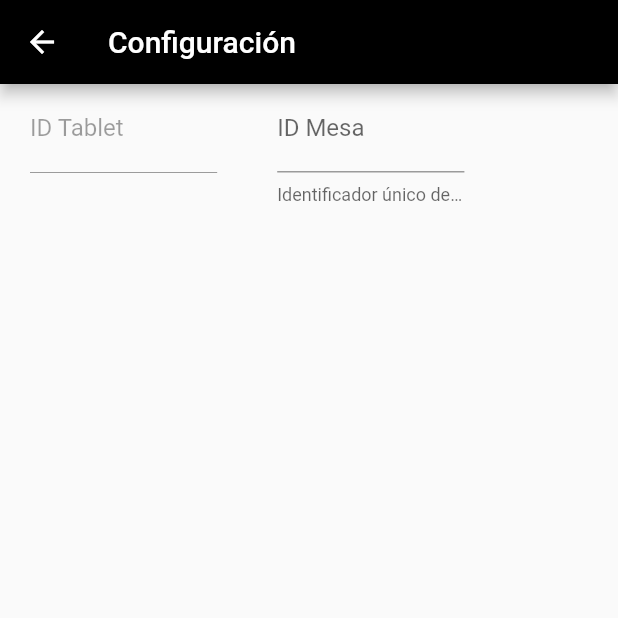
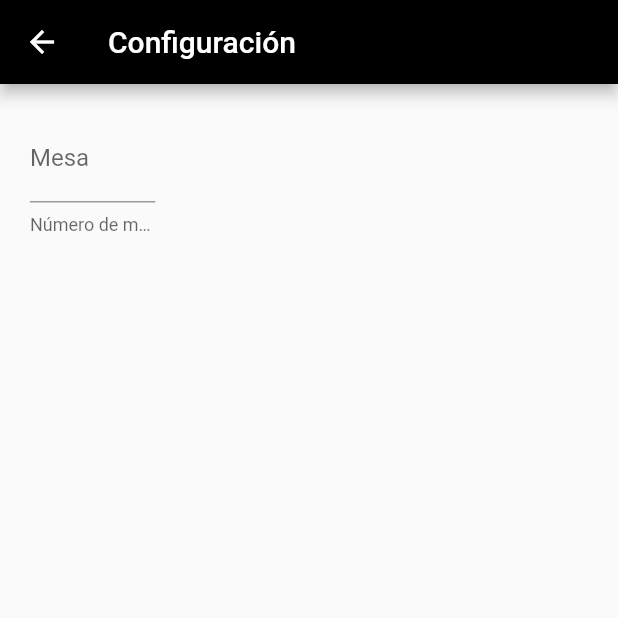
Before and after one commit to jesusdja/rest_app, a Flutter app: the ConfigPage screen opened by its route, on a phone screen of 412 x 824 dp, the top half of it. Run offline on Flutter 3.47's test engine with Material 2 defaults, Android fonts, the phone set to English and light mode, and no system bars; our stand-ins replace device_info.

Commit message:
Login Layout - IdDsipositivo

```diff
--- a/lib/main.dart
+++ b/lib/main.dart
@@ -3,6 +3,7 @@ import 'package:flutter/material.dart';
 import 'package:rest_app/src/pages/home_page.dart';
 import 'package:rest_app/src/pages/config_page.dart';
 import 'package:rest_app/src/pages/catalogo_page.dart';
+import 'package:rest_app/src/pages/prueba_page.dart';
 
 
 void main() {
@@ -24,6 +25,7 @@ class RestApp extends StatelessWidget {
           'home'     : ( BuildContext context ) => HomePage(),
           'config'     : ( BuildContext context ) => ConfigPage(),
           'catalogo'     : ( BuildContext context ) => CatalogoPage(),
+          'prueba'     : ( BuildContext context ) => PruebaPage(),
 
         },
         theme: ThemeData(
--- a/lib/src/pages/config_page.dart
+++ b/lib/src/pages/config_page.dart
@@ -1,16 +1,11 @@
 import 'package:flutter/material.dart';
-import 'dart:io';
-import 'package:device_info/device_info.dart';
-
-
 
 class ConfigPage extends StatelessWidget {
 
-
+  TextEditingController controlador = TextEditingController();
 
   @override
   Widget build(BuildContext context) {
-    final media = MediaQuery.of(context).size;
 
 
     return Scaffold(
@@ -18,38 +13,30 @@ class ConfigPage extends StatelessWidget {
         title: Text('Configuración'),
       ),
       body: Row(
+          children: <Widget>[
+          _campoTexto(context, 'Mesa', 'Número de mesa asociada al dispositivo'),
+
+          ]
+        )
+      );
+  }
+
+
+  Widget _campoTexto(BuildContext context, String etiqueta, String helper){
+    final size = MediaQuery.of(context).size;
+
+    return Container(
+      padding: EdgeInsets.all(20.0),
+      width: size.width * 0.3,
+      child: Column(
         children: <Widget>[
-          Column(
-            children: <Widget>[
-                Container(
-                width: media.width * 0.4,
-                padding: EdgeInsets.symmetric(horizontal: 20.0),
-                child: TextField(
-                  enabled: false,
-                  decoration: InputDecoration(
-                    labelText: 'ID Tablet',
-                    helperText: 'Identificador único de la tablet'
-                  ),
-                  onChanged: ( value ){},
-                ),
-              ),
-            ]
-          ),
-          Column(
-            children: <Widget>[
-              Container(
-              width: media.width * 0.4,
-              padding: EdgeInsets.symmetric(horizontal: 20.0),
-              child: TextField(
-                decoration: InputDecoration(
-                  labelText: 'ID Mesa',
-                  helperText: 'Identificador único de la mesa'
-                ),
-                onChanged: ( value ){},
-              ),
-
+          TextField(
+            enabled: true,
+            decoration: InputDecoration(
+              labelText: etiqueta,
+              helperText: helper
             ),
-            ]
+            onChanged: ( value ){},
           )
         ]
       )
@@ -57,30 +44,6 @@ class ConfigPage extends StatelessWidget {
 
   }
 
-  Future<String> _getId(String deviceId) async {
 
 
-  DeviceInfoPlugin deviceInfo = DeviceInfoPlugin();
-
-  if (Platform.isIOS) {
-    IosDeviceInfo iosDeviceInfo = await deviceInfo.iosInfo;
-    deviceId = iosDeviceInfo.identifierForVendor; // unique ID on iOS
-    return deviceId;
-  }
-  else {
-    AndroidDeviceInfo androidDeviceInfo = await deviceInfo.androidInfo;
-    deviceId = androidDeviceInfo.androidId; // unique ID on Android
-    return deviceId; // unique ID on Android
-
-  }
-
 }
-
-// _idDevice() async{
-//   String dispositivo = await _getId();
-
-//   return dispositivo;
-
-// }
-
-}
--- a/lib/src/pages/home_page.dart
+++ b/lib/src/pages/home_page.dart
@@ -16,7 +16,9 @@ class HomePage extends StatelessWidget {
         actions: <Widget>[
           IconButton(
             icon: Icon( Icons.settings),
-            onPressed: () => Navigator.pushNamed(context, 'config'),
+            onPressed: () {
+              mostrarLogin(context, 'Login');
+            },
             )
         ],
 
@@ -143,6 +145,7 @@ class HomePage extends StatelessWidget {
   Widget _crearBoton(BuildContext context, String label, double top, double bottom, String ruta){
     final size = MediaQuery.of(context).size;
     return Column(
+      mainAxisAlignment: MainAxisAlignment.spaceEvenly,
       children: <Widget>[
         Container(
           width: size.width * 0.3,
--- a/pubspec.yaml
+++ b/pubspec.yaml
@@ -24,6 +24,8 @@ dependencies:
   # Use with the CupertinoIcons class for iOS style icons.
   cupertino_icons: ^0.1.2
   device_info: ^0.4.0+3
+  provider: ^3.1.0
+  http: ^0.12.0+2
 
 dev_dependencies:
   flutter_test:
```
Also changed, not shown: lib/src/pages/prueba_page.dart (added, +60 -0 lines), lib/src/util/util.dart (+106 -0 lines), pubspec.lock.
